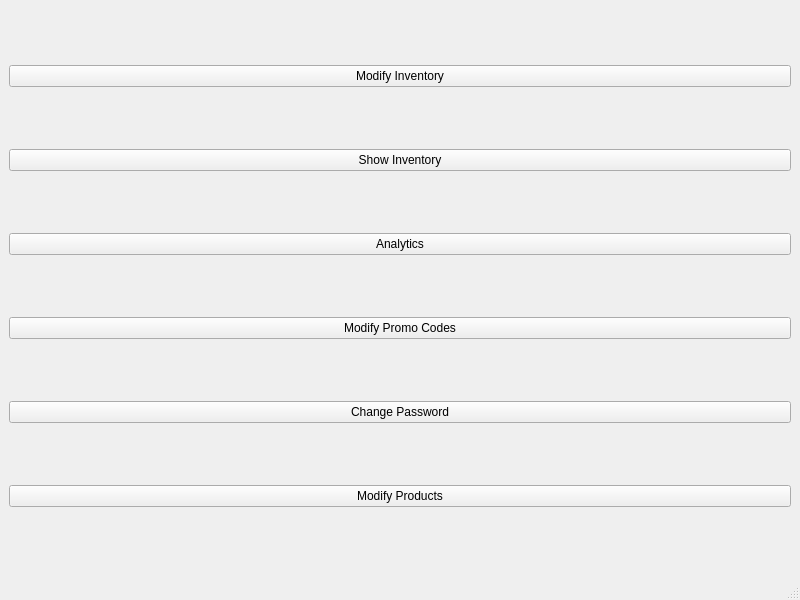
First picture: the form in mainadminwindow.ui, repository PeteCastle/PEx5, before the edit.
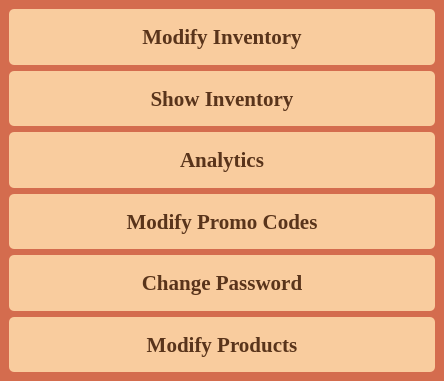
Second picture: the form after the edit.

```diff
--- a/mainadminwindow.ui
+++ b/mainadminwindow.ui
@@ -6,17 +6,39 @@
    <rect>
     <x>0</x>
     <y>0</y>
-    <width>800</width>
-    <height>600</height>
+    <width>444</width>
+    <height>381</height>
    </rect>
   </property>
   <property name="windowTitle">
-   <string>MainWindow</string>
+   <string>Admin's Window</string>
+  </property>
+  <property name="styleSheet">
+   <string notr="true">background-color: rgb(212, 108, 78);</string>
   </property>
   <widget class="QWidget" name="centralwidget">
    <layout class="QVBoxLayout" name="verticalLayout">
     <item>
      <widget class="QPushButton" name="ModifyInventoryButton">
+      <property name="sizePolicy">
+       <sizepolicy hsizetype="Preferred" vsizetype="Preferred">
+        <horstretch>0</horstretch>
+        <verstretch>0</verstretch>
+       </sizepolicy>
+      </property>
+      <property name="font">
+       <font>
+        <family>Georgia</family>
+        <pointsize>16</pointsize>
+        <bold>true</bold>
+       </font>
+      </property>
+      <property name="styleSheet">
+       <string notr="true">
+background-color: rgb(249, 204, 158);
+color: rgb(89, 52, 27);
+border-radius: 5px;</string>
+      </property>
       <property name="text">
        <string>Modify Inventory</string>
       </property>
@@ -24,6 +46,25 @@
     </item>
     <item>
      <widget class="QPushButton" name="ShowInventoryButton">
+      <property name="sizePolicy">
+       <sizepolicy hsizetype="Preferred" vsizetype="Preferred">
+        <horstretch>0</horstretch>
+        <verstretch>0</verstretch>
+       </sizepolicy>
+      </property>
+      <property name="font">
+       <font>
+        <family>Georgia</family>
+        <pointsize>16</pointsize>
+        <bold>true</bold>
+       </font>
+      </property>
+      <property name="styleSheet">
+       <string notr="true">
+background-color: rgb(249, 204, 158);
+color: rgb(89, 52, 27);
+border-radius: 5px;</string>
+      </property>
       <property name="text">
        <string>Show Inventory</string>
       </property>
@@ -31,6 +72,25 @@
     </item>
     <item>
      <widget class="QPushButton" name="AnalyticsButton">
+      <property name="sizePolicy">
+       <sizepolicy hsizetype="Preferred" vsizetype="Preferred">
+        <horstretch>0</horstretch>
+        <verstretch>0</verstretch>
+       </sizepolicy>
+      </property>
+      <property name="font">
+       <font>
+        <family>Georgia</family>
+        <pointsize>16</pointsize>
+        <bold>true</bold>
+       </font>
+      </property>
+      <property name="styleSheet">
+       <string notr="true">
+background-color: rgb(249, 204, 158);
+color: rgb(89, 52, 27);
+border-radius: 5px;</string>
+      </property>
       <property name="text">
        <string>Analytics</string>
       </property>
@@ -38,6 +98,25 @@
     </item>
     <item>
      <widget class="QPushButton" name="ModifyPromoCodesButton">
+      <property name="sizePolicy">
+       <sizepolicy hsizetype="Preferred" vsizetype="Preferred">
+        <horstretch>0</horstretch>
+        <verstretch>0</verstretch>
+       </sizepolicy>
+      </property>
+      <property name="font">
+       <font>
+        <family>Georgia</family>
+        <pointsize>16</pointsize>
+        <bold>true</bold>
+       </font>
+      </property>
+      <property name="styleSheet">
+       <string notr="true">
+background-color: rgb(249, 204, 158);
+color: rgb(89, 52, 27);
+border-radius: 5px;</string>
+      </property>
       <property name="text">
        <string>Modify Promo Codes</string>
       </property>
@@ -45,6 +124,25 @@
     </item>
     <item>
      <widget class="QPushButton" name="ChangePasswordButton">
+      <property name="sizePolicy">
+       <sizepolicy hsizetype="Preferred" vsizetype="Preferred">
+        <horstretch>0</horstretch>
+        <verstretch>0</verstretch>
+       </sizepolicy>
+      </property>
+      <property name="font">
+       <font>
+        <family>Georgia</family>
+        <pointsize>16</pointsize>
+        <bold>true</bold>
+       </font>
+      </property>
+      <property name="styleSheet">
+       <string notr="true">
+background-color: rgb(249, 204, 158);
+color: rgb(89, 52, 27);
+border-radius: 5px;</string>
+      </property>
       <property name="text">
        <string>Change Password</string>
       </property>
@@ -52,6 +150,25 @@
     </item>
     <item>
      <widget class="QPushButton" name="AddProductButton">
+      <property name="sizePolicy">
+       <sizepolicy hsizetype="Preferred" vsizetype="Preferred">
+        <horstretch>0</horstretch>
+        <verstretch>0</verstretch>
+       </sizepolicy>
+      </property>
+      <property name="font">
+       <font>
+        <family>Georgia</family>
+        <pointsize>16</pointsize>
+        <bold>true</bold>
+       </font>
+      </property>
+      <property name="styleSheet">
+       <string notr="true">
+background-color: rgb(249, 204, 158);
+color: rgb(89, 52, 27);
+border-radius: 5px;</string>
+      </property>
       <property name="text">
        <string>Modify Products</string>
       </property>
@@ -69,7 +186,6 @@
     </rect>
    </property>
   </widget>
-  <widget class="QStatusBar" name="statusbar"/>
  </widget>
  <resources/>
  <connections/>
```
Left out of the diff: 4 changed lines with no effect on the pictures.
